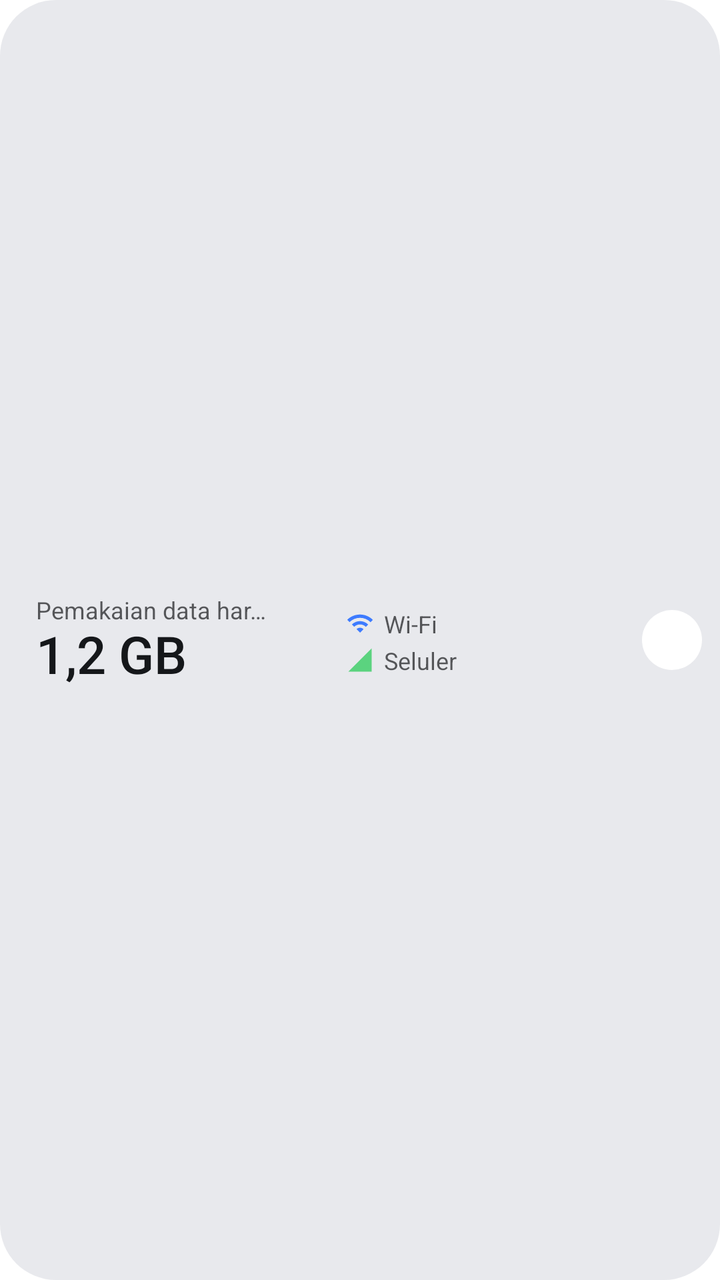
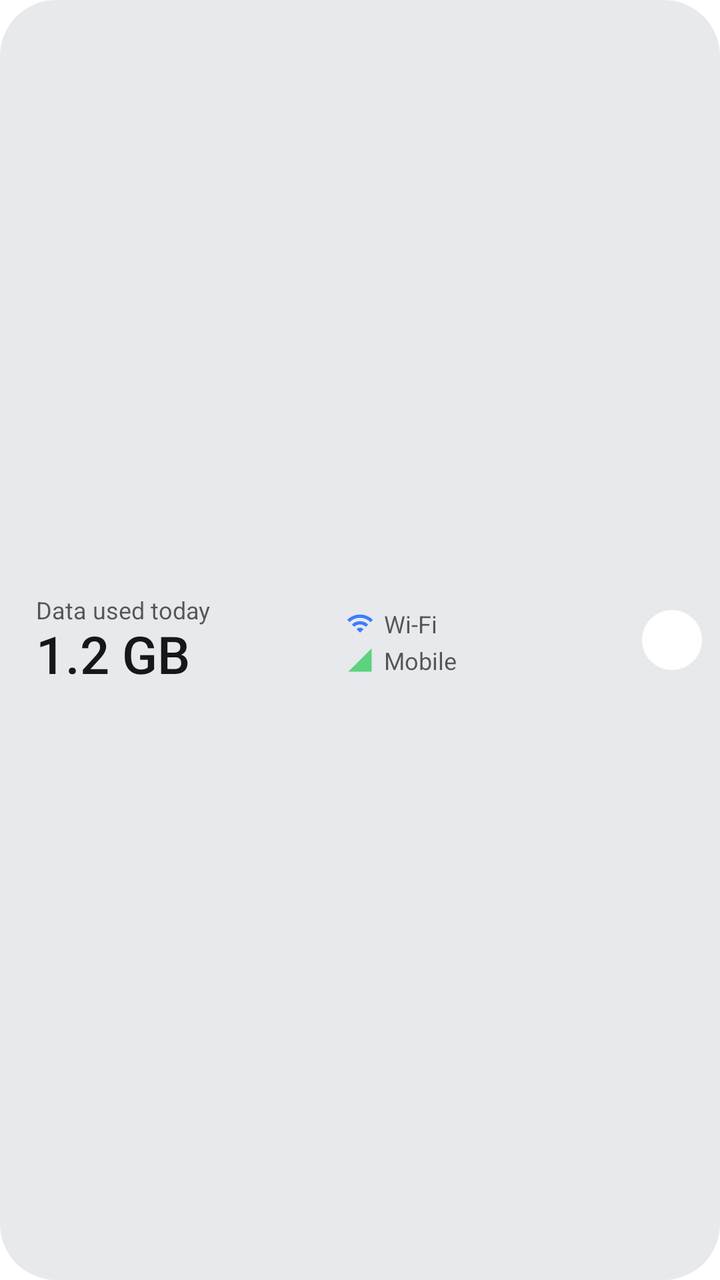

The first picture is an Android layout as it rendered before a commit; the second is the same layout after the commit. The layout source and the unified diff follow.
<!-- AndroidManifest.xml: application theme Theme.App -->
<!-- res/layout/widget_strip.xml -->
<?xml version="1.0" encoding="utf-8"?>
<FrameLayout xmlns:android="http://schemas.android.com/apk/res/android"
    android:id="@+id/widget_root"
    android:layout_width="match_parent"
    android:layout_height="match_parent">

    <ImageView
        android:id="@+id/bg"
        android:layout_width="match_parent"
        android:layout_height="match_parent"
        android:importantForAccessibility="no"
        android:scaleType="fitXY"
        android:src="@drawable/widget_preview_bg" />
    <LinearLayout
        android:layout_width="match_parent"
        android:layout_height="match_parent"
        android:gravity="center_vertical"
        android:orientation="horizontal"
        android:paddingStart="18dp"
        android:paddingTop="8dp"
        android:paddingEnd="44dp"
        android:paddingBottom="8dp">
        <LinearLayout
            android:layout_width="0dp"
            android:layout_height="wrap_content"
            android:layout_weight="1"
            android:orientation="vertical">
            <TextView
                android:id="@+id/title"
                android:layout_width="match_parent"
                android:layout_height="wrap_content"
                android:layout_marginEnd="26dp"
                android:ellipsize="end"
                android:maxLines="1"
                android:text="@string/widget_sample_title"
                android:textColor="#B315171A"
                android:textSize="12sp" />
            <TextView
                android:id="@+id/total"
                android:layout_width="wrap_content"
                android:layout_height="wrap_content"
                android:fontFamily="sans-serif-medium"
                android:includeFontPadding="false"
                android:maxLines="1"
                android:text="@string/widget_sample_total"
                android:textColor="#15171A"
                android:textSize="26sp" />        </LinearLayout>
        <LinearLayout
            android:layout_width="0dp"
            android:layout_height="wrap_content"
            android:layout_marginStart="12dp"
            android:layout_weight="1"
            android:orientation="vertical">
            <LinearLayout
                android:id="@+id/wifi_row"
                android:layout_width="match_parent"
                android:layout_height="wrap_content"
                android:layout_marginTop="2dp"
                android:gravity="center_vertical"
                android:orientation="horizontal">
                <ImageView
                    android:id="@+id/wifi_icon"
                    android:layout_width="14dp"
                    android:layout_height="14dp"
                    android:importantForAccessibility="no"
                    android:tint="#3D7BFF"
                    android:src="@drawable/ic_wifi" />
                <TextView
                    android:id="@+id/wifi_label"
                    android:layout_width="0dp"
                    android:layout_height="wrap_content"
                    android:layout_marginStart="5dp"
                    android:layout_weight="1"
                    android:ellipsize="end"
                    android:maxLines="1"
                    android:text="Wi-Fi"
                    android:textColor="#B315171A"
                    android:textSize="12sp" />
                <TextView
                    android:id="@+id/wifi_val"
                    android:layout_width="wrap_content"
                    android:layout_height="wrap_content"
                    android:layout_marginStart="6dp"
                    android:fontFamily="sans-serif-medium"
                    android:maxLines="1"
                    android:textColor="#15171A"
                    android:textSize="12sp" />
            </LinearLayout>            <LinearLayout
                android:id="@+id/cell_row"
                android:layout_width="match_parent"
                android:layout_height="wrap_content"
                android:layout_marginTop="2dp"
                android:gravity="center_vertical"
                android:orientation="horizontal">
                <ImageView
                    android:id="@+id/cell_icon"
                    android:layout_width="14dp"
                    android:layout_height="14dp"
                    android:importantForAccessibility="no"
                    android:tint="#5BD37F"
                    android:src="@drawable/ic_cell" />
                <TextView
                    android:id="@+id/cell_label"
                    android:layout_width="0dp"
                    android:layout_height="wrap_content"
                    android:layout_marginStart="5dp"
                    android:layout_weight="1"
                    android:ellipsize="end"
                    android:maxLines="1"
                    android:text="Seluler"
                    android:textColor="#B315171A"
                    android:textSize="12sp" />
                <TextView
                    android:id="@+id/cell_val"
                    android:layout_width="wrap_content"
                    android:layout_height="wrap_content"
                    android:layout_marginStart="6dp"
                    android:fontFamily="sans-serif-medium"
                    android:maxLines="1"
                    android:textColor="#15171A"
                    android:textSize="12sp" />
            </LinearLayout>        </LinearLayout>
    </LinearLayout>

    <FrameLayout
        android:id="@+id/refresh"
        android:layout_width="44dp"
        android:layout_height="44dp"
        android:layout_gravity="center_vertical|end"
        android:layout_margin="2dp"
        android:contentDescription="@string/refresh">
        <ImageView
            android:id="@+id/refresh_bg"
            android:layout_width="30dp"
            android:layout_height="30dp"
            android:layout_gravity="center"
            android:importantForAccessibility="no"
            android:src="@drawable/widget_circle" />
        <ImageView
            android:id="@+id/refresh_icon"
            android:layout_width="30dp"
            android:layout_height="30dp"
            android:layout_gravity="center"
            android:importantForAccessibility="no"
            android:padding="7dp"
            android:src="@drawable/ic_refresh" />
        <ProgressBar
            android:id="@+id/refresh_progress"
            style="?android:attr/progressBarStyleSmall"
            android:layout_width="18dp"
            android:layout_height="18dp"
            android:layout_gravity="center"
            android:indeterminate="true"
            android:visibility="gone" />
    </FrameLayout>
</FrameLayout>
<!-- resources referenced by this layout -->
<resources>
  <!-- drawable ic_cell (drawable) -->
  <vector xmlns:android="http://schemas.android.com/apk/res/android" android:width="24dp" android:height="24dp" android:viewportWidth="24" android:viewportHeight="24">
      <path android:fillColor="#FFFFFFFF" android:pathData="M2,22h20V2z" />
  </vector>
  <!-- drawable ic_refresh (drawable) -->
  <vector xmlns:android="http://schemas.android.com/apk/res/android" android:width="24dp" android:height="24dp" android:viewportWidth="24" android:viewportHeight="24">
      <path android:fillColor="#FFFFFFFF" android:pathData="M17.65,6.35C16.2,4.9 14.21,4 12,4c-4.42,0 -7.99,3.58 -7.99,8s3.57,8 7.99,8c3.73,0 6.84,-2.55 7.73,-6h-2.08c-0.82,2.33 -3.04,4 -5.65,4 -3.31,0 -6,-2.69 -6,-6s2.69,-6 6,-6c1.66,0 3.14,0.69 4.22,1.78L13,11h7V4l-2.35,2.35z" />
  </vector>
  <!-- drawable ic_wifi (drawable) -->
  <vector xmlns:android="http://schemas.android.com/apk/res/android" android:width="24dp" android:height="24dp" android:viewportWidth="24" android:viewportHeight="24">
      <path android:fillColor="#FFFFFFFF" android:pathData="M1,9l2,2c4.97,-4.97 13.03,-4.97 18,0l2,-2C16.93,2.93 7.08,2.93 1,9zM9,17l3,3 3,-3c-1.65,-1.66 -4.34,-1.66 -6,0zM5,13l2,2c2.76,-2.76 7.24,-2.76 10,0l2,-2C15.14,9.14 8.87,9.14 5,13z" />
  </vector>
  <!-- drawable widget_circle (drawable) -->
  <?xml version="1.0" encoding="utf-8"?>
  <shape xmlns:android="http://schemas.android.com/apk/res/android" android:shape="oval">
      <solid android:color="#FFFFFF" />
  </shape>
  <!-- drawable widget_preview_bg (drawable) -->
  <?xml version="1.0" encoding="utf-8"?>
  <shape xmlns:android="http://schemas.android.com/apk/res/android" android:shape="rectangle">
      <solid android:color="#D9E4E5EA" />
      <corners android:radius="28dp" />
  </shape>
  <string name="refresh">Perbarui</string>
  <string name="widget_sample_title">Pemakaian data hari ini</string>
  <string name="widget_sample_total">1,2 GB</string>
  <style name="Theme.App" parent="android:Theme.Material.Light.NoActionBar">
          <item name="android:windowBackground">@android:color/transparent</item>
          <item name="android:statusBarColor">@android:color/transparent</item>
          <item name="android:navigationBarColor">@android:color/transparent</item>
      </style>
</resources>

<!-- the commit's change to res/layout/widget_strip.xml (unified diff, before → after) -->
@@ -107,7 +107,7 @@
                     android:layout_weight="1"
                     android:ellipsize="end"
                     android:maxLines="1"
-                    android:text="Seluler"
+                    android:text="@string/mobile"
                     android:textColor="#B315171A"
                     android:textSize="12sp" />
                 <TextView
<!-- resource entries referenced after the edit -->
@@ -23,9 +23,10 @@
       <solid android:color="#D9E4E5EA" />
       <corners android:radius="28dp" />
   </shape>
-  <string name="refresh">Perbarui</string>
-  <string name="widget_sample_title">Pemakaian data hari ini</string>
-  <string name="widget_sample_total">1,2 GB</string>
+  <string name="mobile">Mobile</string>
+  <string name="refresh">Refresh</string>
+  <string name="widget_sample_title">Data used today</string>
+  <string name="widget_sample_total">1.2 GB</string>
   <style name="Theme.App" parent="android:Theme.Material.Light.NoActionBar">
           <item name="android:windowBackground">@android:color/transparent</item>
           <item name="android:statusBarColor">@android:color/transparent</item>
